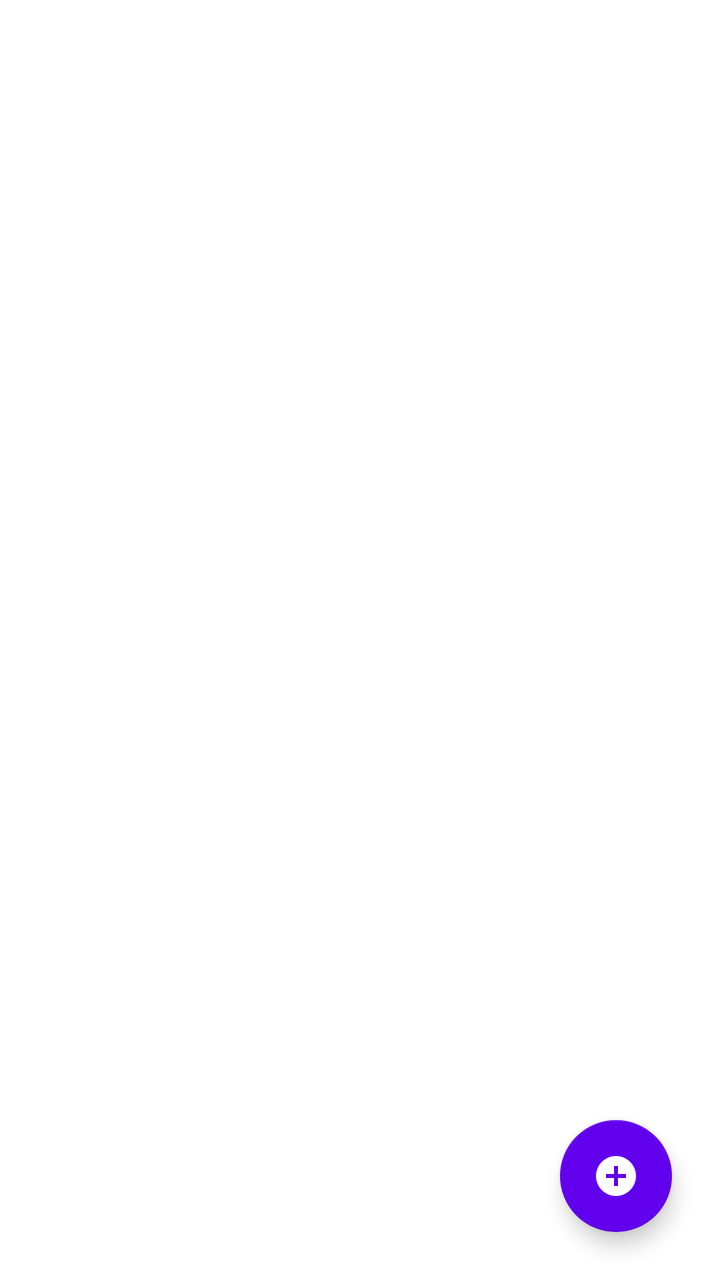
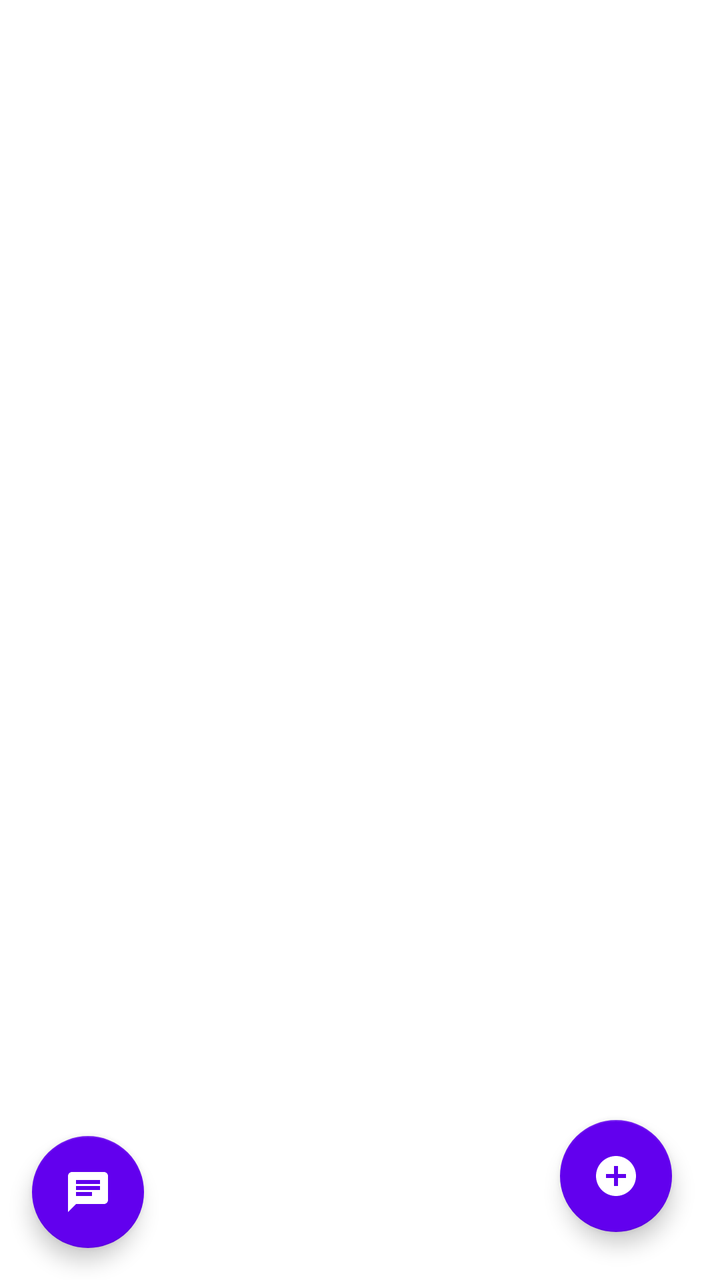

Screens rendered from an Android XML layout before and after an edit, with the pre-edit source and the edit as a unified diff.
<!-- AndroidManifest.xml: application theme Theme.PepperGPTIntegration -->
<!-- res/layout/fragment_child_list.xml -->
<?xml version="1.0" encoding="utf-8"?>
<androidx.coordinatorlayout.widget.CoordinatorLayout
    xmlns:android="http://schemas.android.com/apk/res/android"
    xmlns:app="http://schemas.android.com/apk/res-auto"
    xmlns:tools="http://schemas.android.com/tools"
    android:layout_width="match_parent"
    android:layout_height="match_parent"
    android:background="#FFFFFF">


















    <FrameLayout
        android:layout_width="match_parent"
        android:layout_height="match_parent"
        app:layout_behavior="@string/appbar_scrolling_view_behavior">

        
        <LinearLayout
            android:id="@+id/loadingStateView"
            android:layout_width="match_parent"
            android:layout_height="match_parent"
            android:gravity="center"
            android:orientation="vertical"
            android:visibility="gone">

            <com.airbnb.lottie.LottieAnimationView
                android:layout_width="200dp"
                android:layout_height="200dp"
                app:lottie_autoPlay="true"
                app:lottie_loop="true"
                app:lottie_rawRes="@raw/loading"/>

            <TextView
                android:layout_width="wrap_content"
                android:layout_height="wrap_content"
                android:layout_marginTop="16dp"
                android:text="Loading children..."
                android:textColor="@color/white"
                android:textSize="18sp"/>
        </LinearLayout>

        
        <LinearLayout
            android:id="@+id/emptyStateView"
            android:layout_width="match_parent"
            android:layout_height="match_parent"
            android:gravity="center"
            android:orientation="vertical"
            android:visibility="gone">

            <ImageView
                android:layout_width="150dp"
                android:layout_height="150dp"
                android:src="@drawable/ic_empty_children"/>

            <TextView
                android:layout_width="wrap_content"
                android:layout_height="wrap_content"
                android:layout_marginTop="16dp"
                android:text="No children found"
                android:textColor="@color/white"
                android:textSize="18sp"/>

            <TextView
                android:layout_width="wrap_content"
                android:layout_height="wrap_content"
                android:layout_marginTop="8dp"
                android:text="Add a child to get started"
                android:textColor="@color/white"
                android:textSize="14sp"/>

            <com.google.android.material.button.MaterialButton
                android:id="@+id/addChildButton"
                android:layout_width="wrap_content"
                android:layout_height="wrap_content"
                android:layout_marginTop="24dp"
                android:text="Add Child"
                app:icon="@drawable/ic_add_child"
                app:iconTint="@color/white"
                app:backgroundTint="@color/colorPrimary"/>
        </LinearLayout>

        
        <LinearLayout
            android:id="@+id/errorStateView"
            android:layout_width="match_parent"
            android:layout_height="match_parent"
            android:gravity="center"
            android:orientation="vertical"
            android:visibility="gone">

            <ImageView
                android:layout_width="150dp"
                android:layout_height="150dp"
                android:src="@drawable/ic_error"/>

            <TextView
                android:id="@+id/errorTextView"
                android:layout_width="wrap_content"
                android:layout_height="wrap_content"
                android:layout_marginTop="16dp"
                android:textColor="@color/white"
                android:textSize="18sp"/>

            <com.google.android.material.button.MaterialButton
                android:id="@+id/retryButton"
                android:layout_width="wrap_content"
                android:layout_height="wrap_content"
                android:layout_marginTop="24dp"
                android:text="Try Again"
                app:icon="@drawable/ic_refresh"
                app:iconTint="@color/white"
                app:backgroundTint="@color/colorPrimary"/>
        </LinearLayout>



        
        <androidx.recyclerview.widget.RecyclerView
            android:id="@+id/childRecyclerView"
            android:layout_width="match_parent"
            android:layout_height="match_parent"
            android:clipToPadding="false"
            android:padding="12dp"
            android:paddingBottom="80dp"
            android:scrollbars="vertical"
            app:layoutManager="androidx.recyclerview.widget.GridLayoutManager"
            app:spanCount="3"
            tools:listitem="@layout/item_child"/>
    </FrameLayout>

    <com.google.android.material.floatingactionbutton.FloatingActionButton
        android:id="@+id/addChildFab"
        android:layout_width="wrap_content"
        android:layout_height="wrap_content"
        android:layout_gravity="bottom|end"
        android:layout_margin="24dp"
        android:src="@drawable/ic_add_child"
        app:backgroundTint="@color/colorPrimary"
        app:tint="@color/white"/>

</androidx.coordinatorlayout.widget.CoordinatorLayout>
<!-- res/layout/item_child.xml (included above) -->
<?xml version="1.0" encoding="utf-8"?>
<com.google.android.material.card.MaterialCardView
    xmlns:android="http://schemas.android.com/apk/res/android"
    xmlns:app="http://schemas.android.com/apk/res-auto"
    android:layout_width="300dp"
    android:layout_height="wrap_content"
    android:layout_margin="8dp"
    app:cardBackgroundColor="#FFFFFF"
    app:cardCornerRadius="20dp"
    app:cardElevation="2dp"
    app:strokeColor="#E1BEE7"
    app:strokeWidth="1dp">

    <LinearLayout
        android:layout_width="match_parent"
        android:layout_height="match_parent"
        android:orientation="vertical"
        android:padding="16dp">

        
        <LinearLayout
            android:layout_width="match_parent"
            android:layout_height="wrap_content"
            android:orientation="horizontal"
            android:gravity="center_vertical"
            android:paddingBottom="8dp"
            android:background="@drawable/bottom_divider">

            <TextView
                android:id="@+id/childName"
                android:layout_width="0dp"
                android:layout_height="wrap_content"
                android:layout_weight="1"
                android:textColor="#263238"
                android:textSize="16sp"
                android:textStyle="bold"
                android:maxLines="1"
                android:ellipsize="end"
                android:letterSpacing="0.03"/>

            
            <TextView
                android:layout_width="wrap_content"
                android:layout_height="wrap_content"
                android:layout_marginStart="8dp"
                app:cornerRadius="16dp"
                android:backgroundTint="#FF80AB"
                android:paddingHorizontal="12dp"
                android:paddingVertical="6dp"
                android:text="Active"
                android:textColor="#FFFFFF"
                android:textSize="12sp"
                android:letterSpacing="0.05"
                android:fontFamily="sans-serif-medium"/>
        </LinearLayout>

        
        <LinearLayout
            android:layout_width="match_parent"
            android:layout_height="wrap_content"
            android:orientation="vertical"
            android:layout_marginTop="8dp"
            android:paddingVertical="8dp">

            
            <LinearLayout
                android:layout_width="match_parent"
                android:layout_height="wrap_content"
                android:orientation="horizontal"
                android:gravity="center_vertical"
                android:paddingVertical="4dp">
                <TextView
                    android:id="@+id/childAge"
                    android:layout_width="wrap_content"
                    android:layout_height="wrap_content"
                    android:layout_marginStart="12dp"
                    android:textColor="#546E7A"
                    android:textSize="14sp"/>
            </LinearLayout>

            
            <LinearLayout
                android:layout_width="match_parent"
                android:layout_height="wrap_content"
                android:orientation="horizontal"
                android:gravity="center_vertical"
                android:paddingVertical="4dp">

                <ImageView
                    android:layout_width="20dp"
                    android:layout_height="20dp"
                    android:src="@drawable/ic_calendar"
                    app:tint="#4FC3F7"
                   />

                <TextView
                    android:id="@+id/diagnosisDate"
                    android:layout_width="wrap_content"
                    android:layout_height="wrap_content"
                    android:layout_marginStart="12dp"
                    android:textColor="#546E7A"
                    android:textSize="14sp"/>
            </LinearLayout>
        </LinearLayout>

        
        <TextView
            android:layout_width="match_parent"
            android:layout_height="wrap_content"
            android:text="NOTES"
            android:textColor="#78909C"
            android:textSize="10sp"
            android:textAllCaps="true"
            android:letterSpacing="0.1"
            android:layout_marginTop="12dp"/>

        <TextView
            android:id="@+id/childNotes"
            android:layout_width="match_parent"
            android:layout_height="wrap_content"
            android:layout_marginTop="4dp"
            android:lineSpacingMultiplier="1.2"
            android:maxLines="3"
            android:ellipsize="end"
            android:textColor="#37474F"
            android:textSize="12sp"/>

        
        <LinearLayout
            android:layout_width="match_parent"
            android:layout_height="wrap_content"
            android:layout_marginTop="24dp"
            android:orientation="horizontal"
            android:weightSum="1">

            
            <com.google.android.material.button.MaterialButton
                android:id="@+id/startTherapyButton"
                style="@style/Widget.MaterialComponents.Button"
                android:layout_width="wrap_content"
                android:layout_height="38dp"
                android:layout_weight="0.6"
                android:text="Start Session"
                android:textColor="#FFFFFF"
                android:textSize="14sp"

                app:iconGravity="textStart"
                app:iconTint="#FFFFFF"
                app:backgroundTint="#FF8A65"
                app:cornerRadius="12dp"
                android:letterSpacing="0.02"/>

            
            <com.google.android.material.button.MaterialButton
                android:id="@+id/viewChildDetailsButton"
                style="@style/Widget.MaterialComponents.Button.OutlinedButton"
                android:layout_width="wrap_content"
                android:layout_height="38dp"
                android:minWidth="88dp"
                android:layout_marginStart="16dp"
                android:text="Details"
                android:textColor="#4FC3F7"
                android:textSize="14sp"

                app:iconGravity="textStart"
                app:iconTint="#4FC3F7"
                app:strokeColor="#4FC3F7"
                app:strokeWidth="1dp"
                app:cornerRadius="12dp"
                android:letterSpacing="0.02"/>
        </LinearLayout>
    </LinearLayout>
</com.google.android.material.card.MaterialCardView>
<!-- resources referenced by this layout -->
<resources>
  <color name="colorPrimary">#6200EE</color>
  <color name="white">#FFFFFFFF</color>
  <!-- drawable bottom_divider (drawable) -->
  <shape xmlns:android="http://schemas.android.com/apk/res/android">
      <View
          android:layout_width="match_parent"
          android:layout_height="1dp"
          android:background="#E0E0E0"
          android:layout_marginBottom="8dp"/>
  </shape>
  <!-- drawable ic_add_child (drawable) -->
  <vector xmlns:android="http://schemas.android.com/apk/res/android"
      android:width="24dp"
      android:height="24dp"
      android:viewportWidth="24"
      android:viewportHeight="24"
      android:tint="?attr/colorControlNormal">
    <path
        android:fillColor="@android:color/white"
        android:pathData="M12,2C6.48,2 2,6.48 2,12s4.48,10 10,10 10,-4.48 10,-10S17.52,2 12,2zM17,13h-4v4h-2v-4L7,13v-2h4L11,7h2v4h4v2z"/>
  </vector>
  <!-- drawable ic_calendar (drawable) -->
  <vector xmlns:android="http://schemas.android.com/apk/res/android"
      android:width="24dp"
      android:height="24dp"
      android:viewportWidth="24"
      android:viewportHeight="24"
      android:tint="?attr/colorControlNormal">
    <path
        android:fillColor="@android:color/white"
        android:pathData="M19,4h-1V2h-2v2H8V2H6v2H5C3.89,4 3.01,4.9 3.01,6L3,20c0,1.1 0.89,2 2,2h14c1.1,0 2,-0.9 2,-2V6C21,4.9 20.1,4 19,4zM19,20H5V10h14V20zM9,14H7v-2h2V14zM13,14h-2v-2h2V14zM17,14h-2v-2h2V14zM9,18H7v-2h2V18zM13,18h-2v-2h2V18zM17,18h-2v-2h2V18z"/>
  </vector>
  <!-- drawable ic_empty_children (drawable) -->
  <vector xmlns:android="http://schemas.android.com/apk/res/android"
      android:width="24dp"
      android:height="24dp"
      android:viewportWidth="24"
      android:viewportHeight="24"
      android:tint="?attr/colorControlNormal">
    <path
        android:fillColor="@android:color/white"
        android:pathData="M6,2v6h0.01L6,8.01 10,12l-4,4 0.01,0.01L6,16.01L6,22h12v-5.99h-0.01L18,16l-4,-4 4,-3.99 -0.01,-0.01L18,8L18,2L6,2zM16,16.5L16,20L8,20v-3.5l4,-4 4,4zM12,11.5l-4,-4L8,4h8v3.5l-4,4z"/>
  </vector>
  <!-- drawable ic_error (drawable) -->
  <vector xmlns:android="http://schemas.android.com/apk/res/android"
      android:width="24dp"
      android:height="24dp"
      android:viewportWidth="24"
      android:viewportHeight="24"
      android:tint="?attr/colorControlNormal">
    <path
        android:fillColor="@android:color/white"
        android:pathData="M12,2C6.48,2 2,6.48 2,12s4.48,10 10,10 10,-4.48 10,-10S17.52,2 12,2zM13,17h-2v-2h2v2zM13,13h-2L11,7h2v6z"/>
  </vector>
  <!-- drawable ic_refresh (drawable) -->
  <vector xmlns:android="http://schemas.android.com/apk/res/android"
      android:width="24dp"
      android:height="24dp"
      android:viewportWidth="24"
      android:viewportHeight="24"
      android:tint="?attr/colorControlNormal">
    <path
        android:fillColor="@android:color/white"
        android:pathData="M17.65,6.35C16.2,4.9 14.21,4 12,4c-4.42,0 -7.99,3.58 -7.99,8s3.57,8 7.99,8c3.73,0 6.84,-2.55 7.73,-6h-2.08c-0.82,2.33 -3.04,4 -5.65,4 -3.31,0 -6,-2.69 -6,-6s2.69,-6 6,-6c1.66,0 3.14,0.69 4.22,1.78L13,11h7V4l-2.35,2.35z"/>
  </vector>
  <color name="purple_700">#FF3700B3</color>
  <color name="teal_200">#FF03DAC5</color>
  <color name="teal_700">#FF018786</color>
  <color name="black">#FF000000</color>
  <!-- unchanged entries left out for length: 1 -->
</resources>

<!-- the commit's change to res/layout/fragment_child_list.xml (unified diff, before → after) -->
@@ -151,6 +151,16 @@
         android:layout_gravity="bottom|end"
         android:layout_margin="24dp"
         android:src="@drawable/ic_add_child"
+        app:backgroundTint="@color/colorPrimary"
+        app:tint="@color/white"/>
+
+    <com.google.android.material.floatingactionbutton.FloatingActionButton
+        android:id="@+id/conversationFab"
+        android:layout_width="wrap_content"
+        android:layout_height="wrap_content"
+        android:layout_gravity="bottom|start"
+        android:layout_margin="16dp"
+        android:src="@drawable/ic_chat"
         app:backgroundTint="@color/colorPrimary"
         app:tint="@color/white"/>
 
<!-- resource entries referenced after the edit -->
@@ -31,6 +31,18 @@
     <path
         android:fillColor="@android:color/white"
         android:pathData="M19,4h-1V2h-2v2H8V2H6v2H5C3.89,4 3.01,4.9 3.01,6L3,20c0,1.1 0.89,2 2,2h14c1.1,0 2,-0.9 2,-2V6C21,4.9 20.1,4 19,4zM19,20H5V10h14V20zM9,14H7v-2h2V14zM13,14h-2v-2h2V14zM17,14h-2v-2h2V14zM9,18H7v-2h2V18zM13,18h-2v-2h2V18zM17,18h-2v-2h2V18z"/>
+  </vector>
+  <!-- drawable ic_chat (drawable) -->
+  <vector xmlns:android="http://schemas.android.com/apk/res/android"
+      android:width="24dp"
+      android:height="24dp"
+      android:viewportWidth="24"
+      android:viewportHeight="24"
+      android:tint="?attr/colorControlNormal"
+      android:autoMirrored="true">
+    <path
+        android:fillColor="@android:color/white"
+        android:pathData="M20,2L4,2c-1.1,0 -1.99,0.9 -1.99,2L2,22l4,-4h14c1.1,0 2,-0.9 2,-2L22,4c0,-1.1 -0.9,-2 -2,-2zM6,9h12v2L6,11L6,9zM14,14L6,14v-2h8v2zM18,8L6,8L6,6h12v2z"/>
   </vector>
   <!-- drawable ic_empty_children (drawable) -->
   <vector xmlns:android="http://schemas.android.com/apk/res/android"
